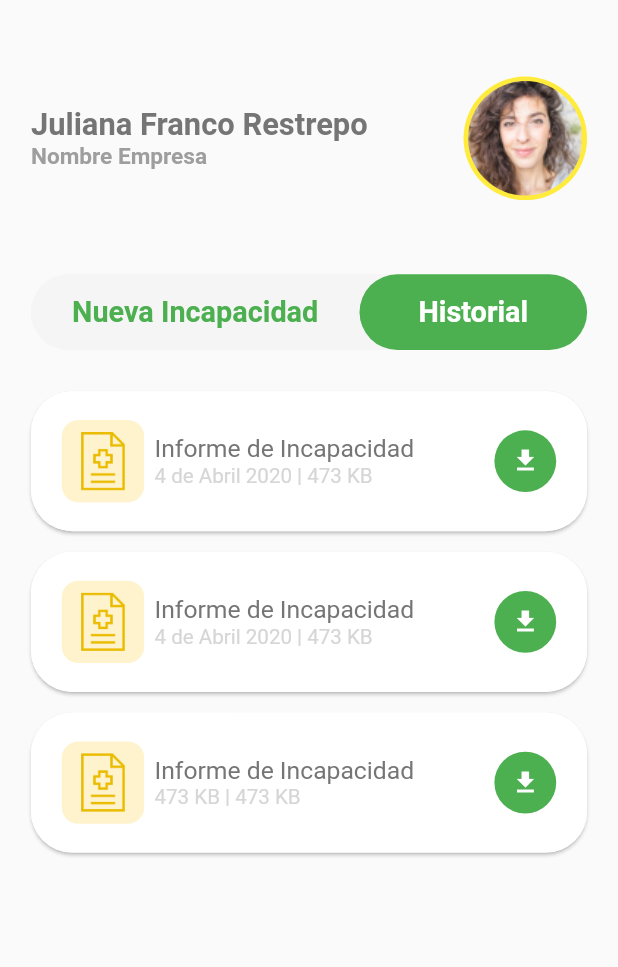
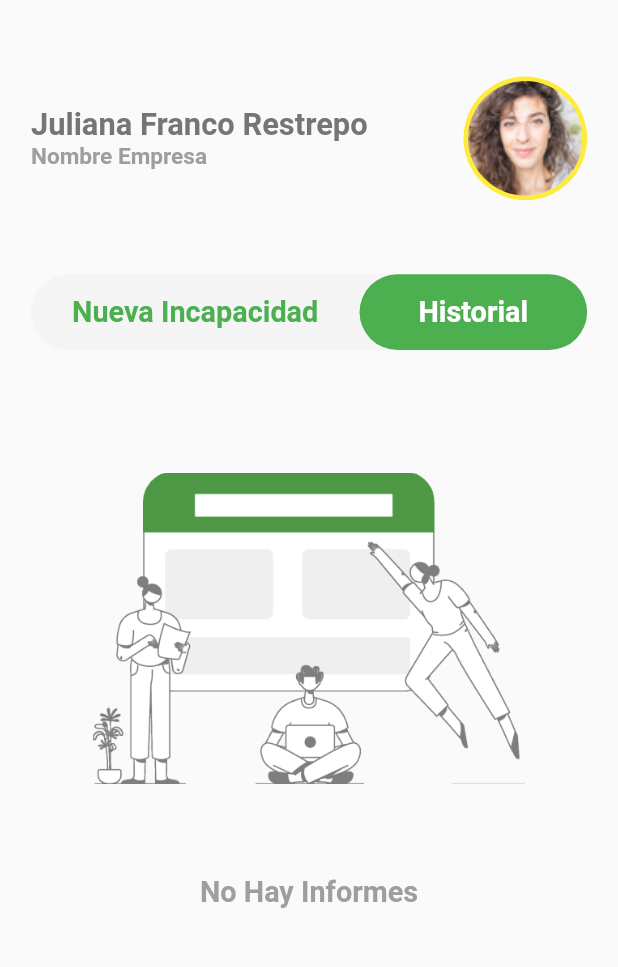
Before and after one commit to juanquiceno1/proservis, a Flutter app: the ReporteIncapacidadScreen screen opened by its route, after a tap on "Historial", on a phone screen of 412 x 824 dp, the part 82-1049 px from its top. Run offline on Flutter 3.47's test engine with Material 2 defaults, Android fonts, the light colour scheme and no system bars; our stand-ins replace dotted_border, file_picker, sizer.

Commit message:
Se completa vista reporte incapacidad y se da manejo al mostrar imagene si no hay historial

```diff
--- a/lib/src/pages/Widget/historial_incapacidad.dart
+++ b/lib/src/pages/Widget/historial_incapacidad.dart
@@ -1,8 +1,7 @@
 import 'package:flutter/material.dart';
 import 'package:proservis/src/models/descripcion_tarjeta_model.dart';
-
+import 'package:sizer/sizer.dart';
 import 'tarjeta_descricion.dart';
-
 
 class HistorialIncapacidad extends StatefulWidget {
   // final List<DescripcionModel> data
@@ -14,27 +13,27 @@ class _HistorialIncapacidadState extends State<HistorialIncapacidad> {
 
   late DescripcionList _card;
   final List<Map<String, dynamic>> _data = [
-    {
-      'image': 'incapacidad.png',
-      'title': 'Informe de Incapacidad',
-      'description': '4 de Abril 2020',
-      'size': '473 KB',
-      'download': 'Comprobante de Pago'
-    },
-    {
-      'image': 'incapacidad.png',
-      'title': 'Informe de Incapacidad',
-      'description':'4 de Abril 2020',
-      'size': '473 KB',
-      'download': 'Certificado Ingresos y Retenciones'
-    },
-    {
-      'image': 'incapacidad.png',
-      'title': 'Informe de Incapacidad',
-      'description': '473 KB',
-      'size': '473 KB',
-      'download': 'Seguridad Social',
-    }
+    // {
+    //   'image': 'incapacidad.png',
+    //   'title': 'Informe de Incapacidad',
+    //   'description': '4 de Abril 2020',
+    //   'size': '473 KB',
+    //   'download': 'Comprobante de Pago'
+    // },
+    // {
+    //   'image': 'incapacidad.png',
+    //   'title': 'Informe de Incapacidad',
+    //   'description':'4 de Abril 2020',
+    //   'size': '473 KB',
+    //   'download': 'Certificado Ingresos y Retenciones'
+    // },
+    // {
+    //   'image': 'incapacidad.png',
+    //   'title': 'Informe de Incapacidad',
+    //   'description': '473 KB',
+    //   'size': '473 KB',
+    //   'download': 'Seguridad Social',
+    // }
   ];
 
   @override
@@ -55,8 +54,27 @@ class _HistorialIncapacidadState extends State<HistorialIncapacidad> {
   @override
   Widget build(BuildContext context) => Column(
     children: [
-      for (DescripcionModel item in _card.data)
-        TarjetaDescripcion(data: item,)
+      if( _card.data.isNotEmpty)
+        for (DescripcionModel item in _card.data)
+          TarjetaDescripcion(data: item,)
+      else
+        Column(
+          children: [
+            Image.asset(
+              'assets/nodata.png',
+              height: 40.h,
+              width: 70.w,
+            ),
+            Text(
+              'No Hay Informes',
+              style: TextStyle(
+                color: Colors.grey,
+                fontSize: 14.sp,
+                fontWeight: FontWeight.bold
+              ),
+            )
+          ],
+        )
     ],
   );
 }
--- a/lib/src/pages/Widget/new_incapacity.dart
+++ b/lib/src/pages/Widget/new_incapacity.dart
@@ -1,3 +1,4 @@
+import 'package:dotted_border/dotted_border.dart';
 import 'package:file_picker/file_picker.dart';
 import 'package:flutter/material.dart';
 import 'package:sizer/sizer.dart';
@@ -25,8 +26,17 @@ class _NewIncapacityState extends State<NewIncapacity> {
   DateTime _selecteddatesend = DateTime.now();
   TimeOfDay _selectedtime = TimeOfDay.now();
 
-  bool _isfile = false;
   bool _isChecked = false;
+  List<String> _itemsdrop =  [
+    'Apple','Banana','Grapes','Orange','watermelon','Pineapple',
+    '1Apple','1Banana','1Grapes','1Orange','1watermelon','1Pineapple',
+    '2Apple','2Banana','2Grapes','2Orange','2watermelon','2Pineapple',
+    '3Apple','3Banana','3Grapes','3Orange','3watermelon','3Pineapple',
+    '4Apple','4Banana','4Grapes','4Orange','4watermelon','4Pineapple',
+    '5Apple','5Banana','5Grapes','5Orange','5watermelon','5Pineapple',
+    '6Apple','6Banana','6Grapes','6Orange','6watermelon','6Pineapple',
+  ];
+  var _items;
 
   Color _getColor(Set<MaterialState> states) {
     const Set<MaterialState> interactiveStates = <MaterialState>{
@@ -114,11 +124,6 @@ class _NewIncapacityState extends State<NewIncapacity> {
                 _timeController,
                 () async{
                   final TimeOfDay? selected = await _selectTime(context);
-                  // await showTimePicker(
-                  //   context: context,
-                  //   initialTime: _selectedtime,
-                  // );
-                  print('====');
                   if (selected != null /* && selected != _selectedtime */)
                   setState(() {
                     _selectedtime = selected;
@@ -184,6 +189,7 @@ class _NewIncapacityState extends State<NewIncapacity> {
 
           }
         ),
+        SizedBox(height: 10.sp,),
         _descriptionform(
           context,
           'Descripcion Escribe aca lo sucedido. Maximo 500 caracteres.',
@@ -193,7 +199,7 @@ class _NewIncapacityState extends State<NewIncapacity> {
 
           }
         ),
-
+        SizedBox(height: 10.sp,),
         GestureDetector(
           onTap: () async {
             FilePickerResult? _result = await FilePicker.platform.pickFiles(
@@ -201,22 +207,24 @@ class _NewIncapacityState extends State<NewIncapacity> {
               allowedExtensions: ['jpg', 'png','pdf', 'doc'],
             );
             // FilePickerResult? result = await FilePicker.platform.pickFiles();
-
             if (_result != null) {
-              _isfile = true;
               PlatformFile file = _result.files.first;
-
               print(file.name);
               print(file.bytes);
               print(file.size);
               print(file.extension);
               print(file.path);
             } else {
-              _isfile = false;
               print('sin nada');
               // User canceled the picker
             }
           },
+          child: DottedBorder(
+            color: Colors.green,
+            strokeWidth: 1,
+            dashPattern: [5],
+            radius: Radius.circular(50),
+            borderType: BorderType.RRect,
             child: Container(
               padding: EdgeInsets.symmetric(horizontal: 7.w, vertical: 20.sp),
               decoration: BoxDecoration(
@@ -254,6 +262,7 @@ class _NewIncapacityState extends State<NewIncapacity> {
                     height: 22.sp,
                   )
                 ],
+              ),
             ),
           ),
         ),
@@ -342,21 +351,20 @@ class _NewIncapacityState extends State<NewIncapacity> {
   Widget _textformpoint(BuildContext context, /* FocusNode focus, */ String description,
   String icon, TextEditingController controller ,VoidCallback funtion) => Padding(
     padding: EdgeInsets.symmetric(vertical:5.sp),
-    child: TextFormField(
-      // focusNode: focus,
-      controller: controller,
-      onTap: funtion,
-      readOnly: false,
-      textCapitalization: TextCapitalization.sentences,
-      obscureText: false,
-      keyboardType: TextInputType.text,
-      textInputAction: TextInputAction.done,
-      onFieldSubmitted: (value) {
+    child: DropdownButtonFormField(
 
+      items: _itemsdrop.map((String item) {
+        return new DropdownMenuItem(
+          value: item,
+          child: Text(item),
+        );
+      }).toList(),
+      onChanged: (newValue) {
+        // do other stuff with _item
+        setState(() => _items = newValue);
       },
-      style: TextStyle(color: Colors.black, fontSize: 11.sp),
-      cursorColor: Colors.green,
-      decoration:InputDecoration(
+      value: _items,
+      decoration: InputDecoration(
         fillColor: Colors.green[50],
         prefixIcon: Padding(
           padding: EdgeInsets.only(left: 5.sp),
@@ -368,16 +376,6 @@ class _NewIncapacityState extends State<NewIncapacity> {
         ),
         prefixIconConstraints: BoxConstraints(
           maxHeight: 20.sp
-        ),
-        suffixIcon: IconButton(
-          onPressed: (){
-
-          },
-          icon: Icon(
-            Icons.keyboard_arrow_down_rounded,
-            color: Colors.grey,
-            size: 24.0,
-          ),
         ),
         labelText: description,
         labelStyle: TextStyle(
@@ -393,14 +391,6 @@ class _NewIncapacityState extends State<NewIncapacity> {
         enabledBorder: outline(50, 1, Colors.green),
         focusedErrorBorder: outline(50, 1, Colors.green)
       ),
-      validator: (value) {
-        if (value!.isEmpty) {
-          return '$description Requerido';
-        } else {
-          return null;
-        }
-      },
-      onSaved: (value) {},
     ),
   );
 
--- a/pubspec.yaml
+++ b/pubspec.yaml
@@ -31,6 +31,7 @@ dependencies:
   #View
   sizer: ^2.0.13
   file_picker: ^4.1.6
+  dotted_border: ^2.0.0+1
 
 dev_dependencies:
   flutter_test:
```
Also changed, not shown: assets/nodata.png (added), pubspec.lock. Lines whose indentation alone changed are shown as unchanged.
